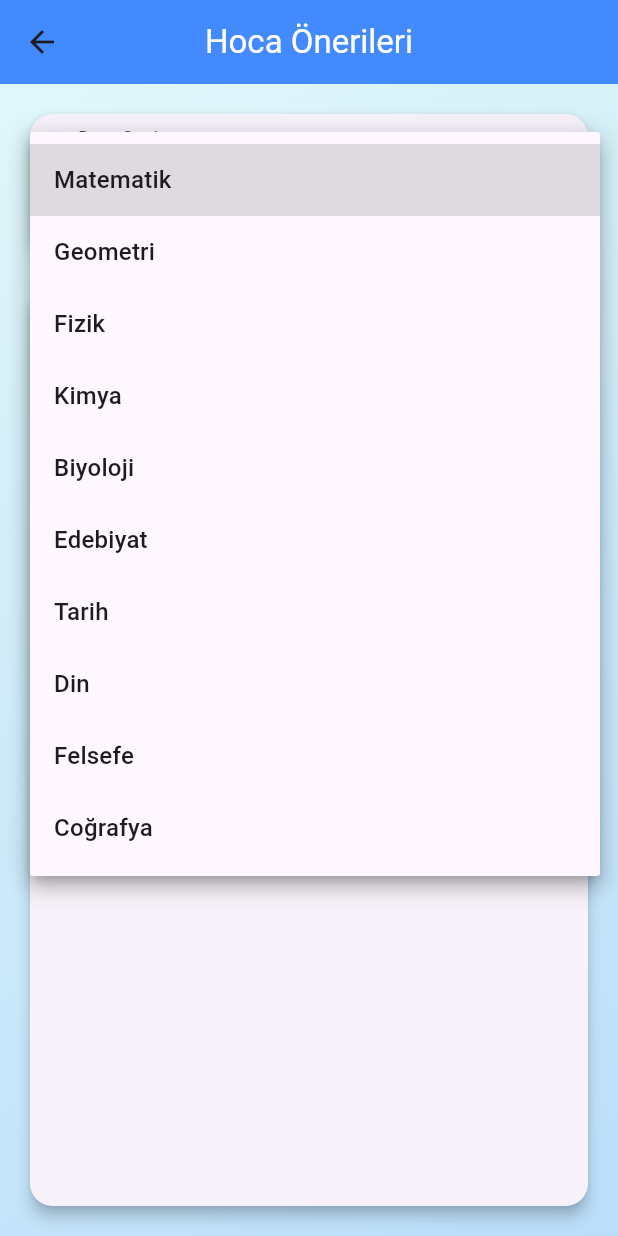
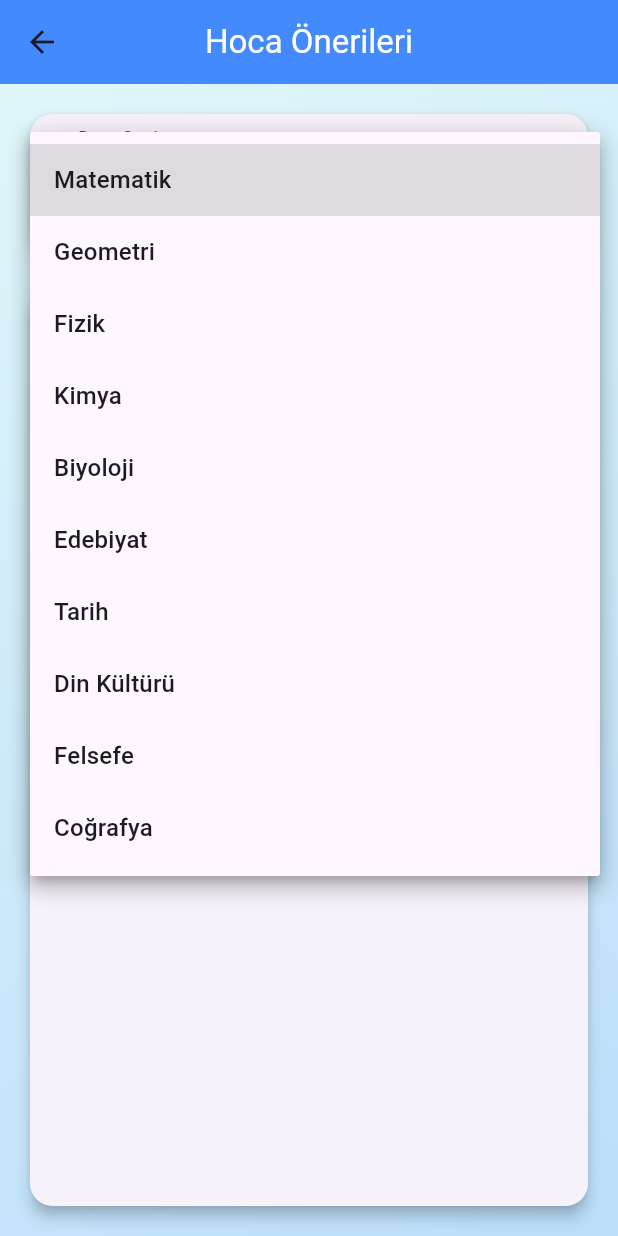
Before and after one commit to NeuroNauts/egitim, a Flutter app: the HocaOnerisiPage screen opened directly, after a tap on "Matematik", on a phone screen of 412 x 824 dp. Run offline on Flutter 3.47's test engine with Material 3 defaults, Android fonts, the phone set to English and light mode, and no system bars; our stand-ins replace animated_text_kit, audioplayers, cloud_firestore, firebase_core, flutter_markdown, pdf; accounts and stored records are empty.

Commit message:
din kültürü düzeltildi

```diff
--- a/lib/hoca_onerisi.dart
+++ b/lib/hoca_onerisi.dart
@@ -44,7 +44,7 @@ class _HocaOnerisiPageState extends State<HocaOnerisiPage> {
     'Biyoloji',
     'Edebiyat',
     'Tarih',
-    'Din',
+    'Din Kültürü',
     'Felsefe',
     'Coğrafya'
   ];
```
